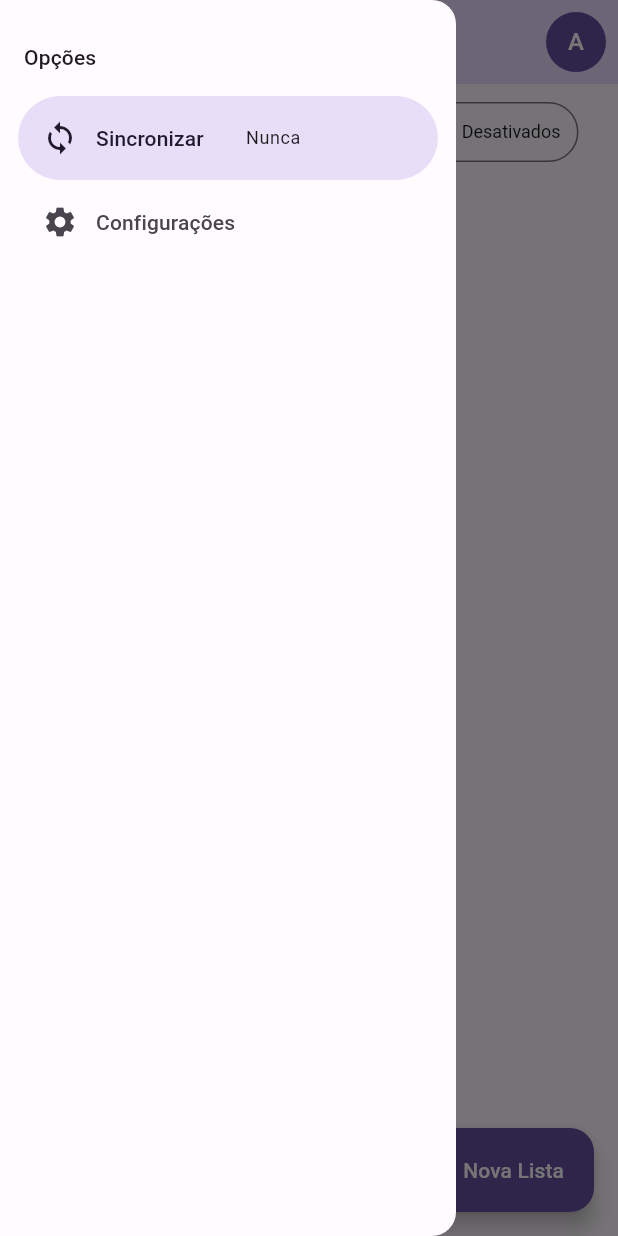
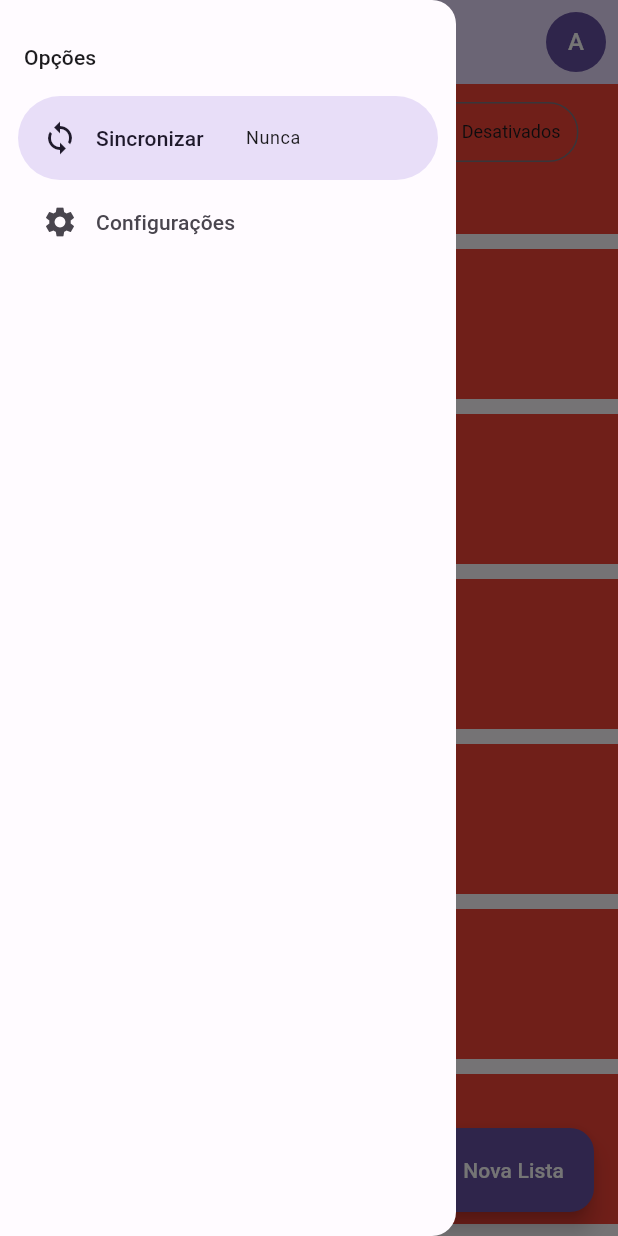
Before and after one commit to hadrianus-dev/list-app, a Flutter app: the screen it shows after launch, with the side drawer open, on a phone screen of 412 x 824 dp. Run offline on Flutter 3.47's test engine with Material 2 defaults, Android fonts, the phone set to English and light mode, and no system bars; our stand-ins replace flutter_modular, realm; generated files the repository leaves out were written again.

Commit message:
refactoring HomePage, and ensure listview.separated return an TaskCard

```diff
--- a/app/lib/src/home/home_page.dart
+++ b/app/lib/src/home/home_page.dart
@@ -1,4 +1,5 @@
 import 'package:ListApp/src/home/widgets/custom_drawer.dart';
+import 'package:ListApp/src/home/widgets/task_card.dart';
 import 'package:ListApp/src/shared/widgets/user_image_button.dart';
 import 'package:flutter/material.dart';
 
@@ -21,9 +22,20 @@ class _HomePageState extends State<HomePage> {
         ],
       ),
       body: Center(
-        child: Column(
+        child: Stack(
           children: [
-            Padding(
+            ListView.separated(
+              itemCount: 100,
+              itemBuilder: (_, index) {
+                return const TaskCard();
+              },
+              separatorBuilder: (context, index) {
+                return const SizedBox(height: 10);
+              },
+            ),
+            Align(
+              alignment: Alignment.topCenter,
+              child: Padding(
                 padding: const EdgeInsets.all(8.0),
                 child: SegmentedButton<int>(
                   segments: const [
@@ -34,6 +46,7 @@ class _HomePageState extends State<HomePage> {
                   ],
                   selected: const {0},
                   onSelectionChanged: (values) {},
+                ),
               ),
             )
           ],
```
Lines whose indentation alone changed are shown as unchanged.
